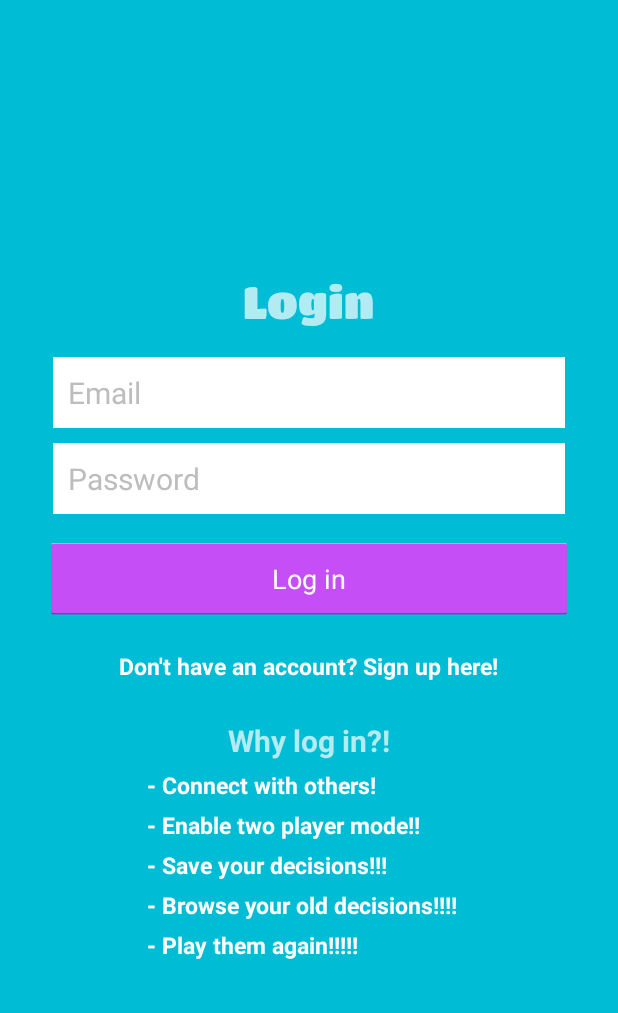
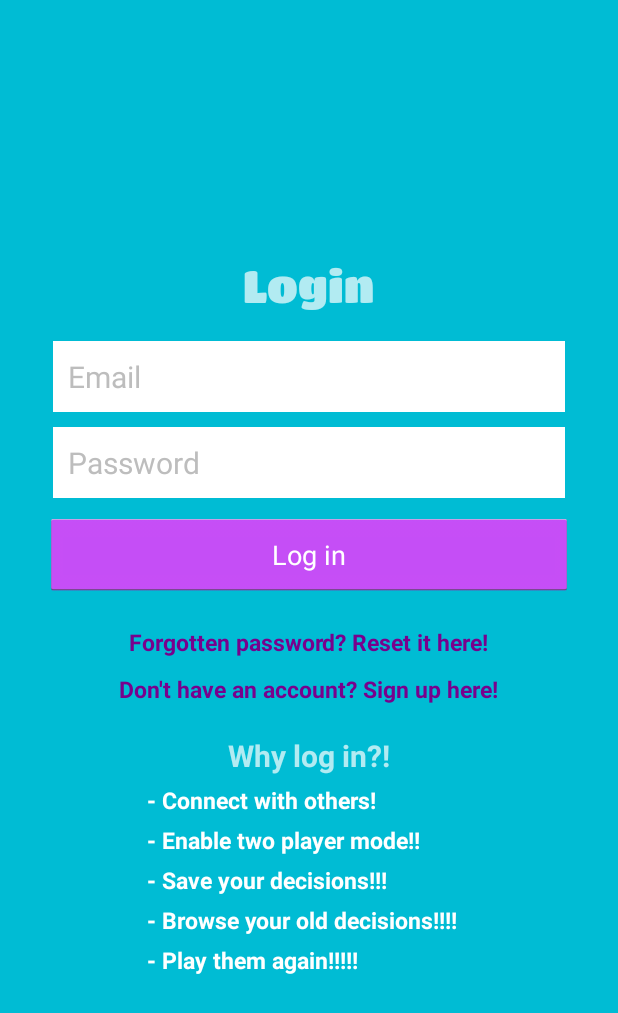
Before and after one commit to ewajm/IndecisiveRPS, an Android app: the LoginActivity screen opened directly, with no data from a screen before it, on a phone screen of 412 x 824 dp. Shown: the top 1013 px of the screen. Run offline under Robolectric (Android 15) with nearby library versions, the phone set to English and light mode, and no system bars; our stand-ins replace ButterKnife, Firebase (no records; nobody signed in at launch, a user with empty details on screens opened directly); 1 statement that could not run was skipped.

Commit message:
Add password reset option on login screen

```diff
--- a/app/src/main/java/com/ewa/indecisiverps/ui/CreateAccountActivity.java
+++ b/app/src/main/java/com/ewa/indecisiverps/ui/CreateAccountActivity.java
@@ -24,7 +24,6 @@ import com.google.firebase.auth.FirebaseAuth;
 import com.google.firebase.auth.FirebaseUser;
 import com.google.firebase.auth.UserProfileChangeRequest;
 import com.google.firebase.database.DatabaseReference;
-import com.google.firebase.database.FirebaseDatabase;
 
 import butterknife.Bind;
 import butterknife.ButterKnife;
@@ -33,8 +32,8 @@ public class CreateAccountActivity extends AppCompatActivity implements View.OnC
     public static final String TAG = CreateAccountActivity.class.getSimpleName();
     @Bind(R.id.createUserButton) Button mCreateUserButton;
     @Bind(R.id.nameEditText) EditText mNameEditText;
-    @Bind(R.id.titleEditText) EditText mEmailEditText;
-    @Bind(R.id.bodyEditText) EditText mPasswordEditText;
+    @Bind(R.id.emailEditText) EditText mEmailEditText;
+    @Bind(R.id.passwordEditText) EditText mPasswordEditText;
     @Bind(R.id.confirmPasswordEditText) EditText mConfirmPasswordEditText;
     @Bind(R.id.loginTextView) TextView mLoginTextView;
     @Bind(R.id.createAccountTextView) TextView mCreateAccountTextView;
--- a/app/src/main/res/layout/activity_login.xml
+++ b/app/src/main/res/layout/activity_login.xml
@@ -28,13 +28,13 @@
             android:id="@+id/firebaseLoginTextView"/>
 
         <EditText
-            android:id="@+id/titleEditText"
+            android:id="@+id/emailEditText"
             android:layout_width="match_parent"
             android:layout_height="wrap_content"
             android:background="@android:color/white"
             android:hint="Email"
             android:inputType="textEmailAddress"
-            android:nextFocusDown="@+id/bodyEditText"
+            android:nextFocusDown="@+id/passwordEditText"
             android:padding="10dp"
             android:layout_marginBottom="10dp"
             android:textColor="@android:color/black"
@@ -44,13 +44,12 @@
             android:layout_marginLeft="5dp"/>
 
         <EditText
-            android:id="@+id/bodyEditText"
+            android:id="@+id/passwordEditText"
             android:layout_width="match_parent"
             android:layout_height="wrap_content"
             android:background="@android:color/white"
             android:hint="Password"
             android:inputType="textPassword"
-            android:nextFocusDown="@+id/bodyEditText"
             android:padding="10dp"
             android:textColor="@android:color/black"
             android:textColorHint="@color/colorDivider"
@@ -59,30 +58,44 @@
             android:layout_marginLeft="5dp"/>
 
 
+
         <Button
             android:id="@+id/loginButton"
             android:layout_width="match_parent"
             android:layout_height="wrap_content"
             android:text="Log in"
             android:padding="15dp"
-            android:layout_marginTop="15dp"
+            android:layout_marginTop="10dp"
             android:textColor="@android:color/white" />
 
         <TextView
             android:layout_width="wrap_content"
             android:layout_height="wrap_content"
             android:layout_marginTop="20dp"
-            android:textColor="@android:color/white"
+            android:textColor="@color/colorAccentDark"
+            android:textStyle="bold"
+            android:textSize="15sp"
+            android:text="Forgotten password? Reset it here!"
+            android:id="@+id/forgotPasswordTextView"
+            android:layout_gravity="center_horizontal" />
+
+        <TextView
+            android:layout_width="wrap_content"
+            android:layout_height="wrap_content"
+            android:layout_marginTop="10dp"
+            android:textColor="@color/colorAccentDark"
             android:textStyle="bold"
             android:textSize="15sp"
             android:text="Don't have an account? Sign up here!"
             android:id="@+id/registerTextView"
             android:layout_gravity="center_horizontal" />
 
+
+
         <TextView
             android:layout_width="wrap_content"
             android:layout_height="wrap_content"
-            android:layout_marginTop="25dp"
+            android:layout_marginTop="20dp"
             android:textColor="@color/colorPrimaryLight"
             android:textStyle="bold"
             android:textSize="20sp"
@@ -134,5 +147,7 @@
             android:text=" - Play them again!!!!!"
             android:layout_marginLeft="64dp" />
 
+
+
     </LinearLayout>
 </RelativeLayout>
```
Also changed, not shown: app/src/main/java/com/ewa/indecisiverps/ui/LoginActivity.java (+62 -7 lines), app/src/main/java/com/ewa/indecisiverps/ui/NewChoiceActivity.java (+0 -35 lines), app/src/main/res/layout/activity_create_account.xml (+6 -6 lines), app/src/main/res/layout/password_reset_dialog_layout.xml (added, +29 -0 lines).
